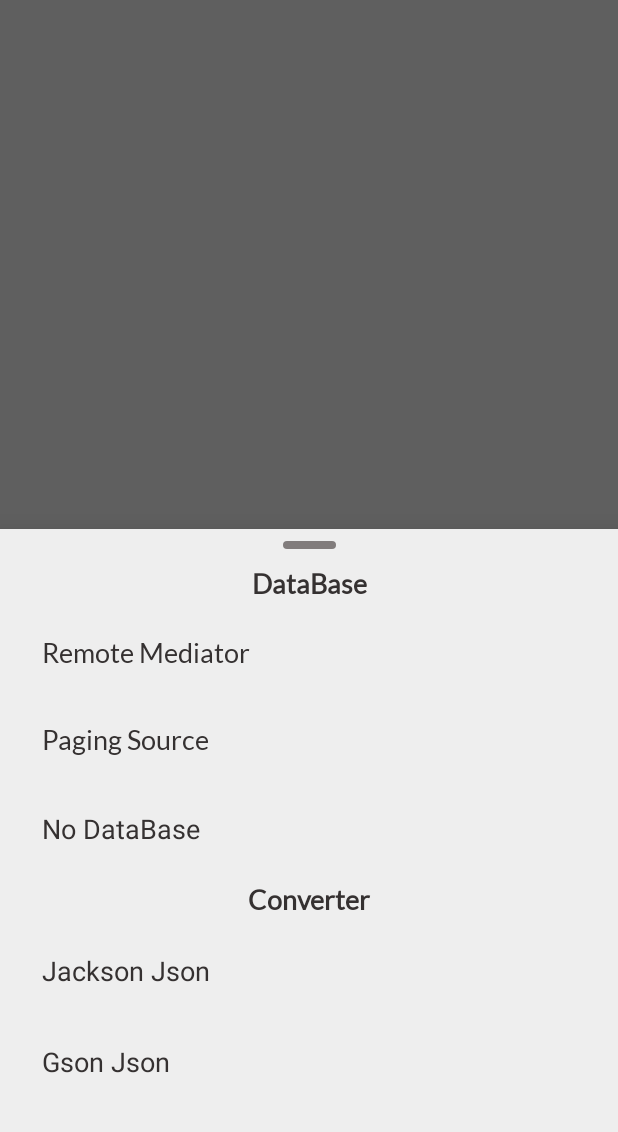
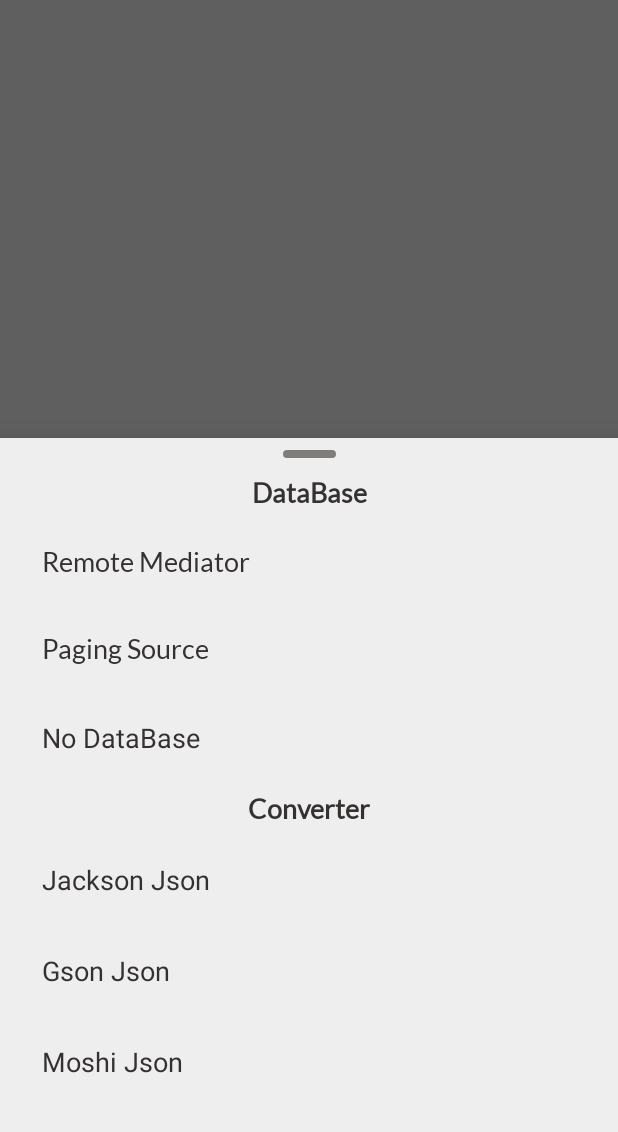
Before and after one commit to sudoajay/Picsum-Json, an Android app: the screen it shows after launch (MainActivity), after a tap on "Setting", on a phone screen of 412 x 824 dp, the part 90-1222 px from its top. Run offline under Robolectric (Android 15) with nearby library versions, the phone set to English and light mode, and no system bars; our stand-ins replace Dagger/Hilt's generated code, data binding, paging; 3 statements that could not run were skipped.

Commit message:
Added moshi for no data base

```diff
--- a/app/src/main/java/com/sudoajay/picsum/main/MainActivity.kt
+++ b/app/src/main/java/com/sudoajay/picsum/main/MainActivity.kt
@@ -120,7 +120,7 @@ class MainActivity : BaseActivity() {
         binding.recyclerView.layoutManager = LinearLayoutManager(this)
 
 //        Object created
-        personListAdapter = PersonListAdapter(this, listOf(), listOf())
+        personListAdapter = PersonListAdapter(this, listOf(), listOf(), listOf())
         personPagingAdapterJackson = PersonPagingAdapterJackson(this)
         personPagingAdapterGson = PersonPagingAdapterGson(this)
         personLocalPagingAdapterGson = PersonLocalPagingAdapterGson(this)
@@ -147,7 +147,7 @@ class MainActivity : BaseActivity() {
                         }
                     }
                 }
-                else{
+                else if (viewModel.getJsonConverter == getString(R.string.gsonJson_text)){
                     binding.recyclerView.adapter = personLocalPagingAdapterGson
                     Log.e(TAG, "bind:  I m here Gson - " )
 
@@ -160,6 +160,8 @@ class MainActivity : BaseActivity() {
 
                         }
                     }
+                }else{
+
                 }
             }
             getString(R.string.paging_source_text) -> {
@@ -173,7 +175,7 @@ class MainActivity : BaseActivity() {
                         }
                     }
 
-                }else{
+                }else if (viewModel.getJsonConverter == getString(R.string.gsonJson_text)){
                     binding.recyclerView.adapter = personPagingAdapterGson
 
                     lifecycleScope.launch {
@@ -183,6 +185,9 @@ class MainActivity : BaseActivity() {
 
                         }
                     }
+                }
+                else{
+
                 }
 
             }
--- a/app/src/main/java/com/sudoajay/picsum/main/api/PicsumApiInterface.kt
+++ b/app/src/main/java/com/sudoajay/picsum/main/api/PicsumApiInterface.kt
@@ -4,6 +4,7 @@ import com.sudoajay.picsum.main.model.local.PersonLocalGson
 import com.sudoajay.picsum.main.model.local.PersonLocalJackson
 import com.sudoajay.picsum.main.model.remote.PersonGson
 import com.sudoajay.picsum.main.model.remote.PersonJackson
+import com.sudoajay.picsum.main.model.remote.PersonMoshi
 import retrofit2.Call
 import retrofit2.http.GET
 import retrofit2.http.Query
@@ -24,6 +25,11 @@ interface PicsumApiInterface {
 
     @GET("list")
     fun getPersonGson(): Call<List<PersonGson>?>?
+
+    @GET("list")
+    fun getPersonMoshi(): Call<List<PersonMoshi>?>?
+
+
 
     @GET("list")
     suspend fun getPersonJacksonPaging(@Query("page") page: Int, @Query("limit") size: Int): List<PersonJackson>
--- /dev/null
+++ b/app/src/main/java/com/sudoajay/picsum/main/api/PicsumInterfaceBuilderMoshi.kt
@@ -0,0 +1,50 @@
+package com.sudoajay.picsum.main.api
+
+import android.util.Log
+import com.sudoajay.picsum.main.api.PicsumApiInterface.Companion.baseUrl
+import okhttp3.OkHttpClient
+import okhttp3.logging.HttpLoggingInterceptor
+import retrofit2.Retrofit
+import retrofit2.converter.gson.GsonConverterFactory
+import retrofit2.converter.jackson.JacksonConverterFactory
+import retrofit2.converter.moshi.MoshiConverterFactory
+import java.util.concurrent.TimeUnit
+
+class PicsumInterfaceBuilderMoshi {
+    companion object {
+        var TAG = "PicsumInterfaceBuilderTAG"
+        var picsumApiInterface: PicsumApiInterface? = null
+        var okHttpClient: OkHttpClient? = null
+
+
+        fun getApiInterface(): PicsumApiInterface? {
+            if (picsumApiInterface == null) {
+
+                Log.e(TAG, "picsumApiInterface is not null ")
+                //For printing API url and body in logcat
+                val httpLoggingInterceptor = HttpLoggingInterceptor()
+                httpLoggingInterceptor.setLevel(HttpLoggingInterceptor.Level.BODY)
+
+                okHttpClient = OkHttpClient.Builder()
+                    .addInterceptor(httpLoggingInterceptor)
+                    .readTimeout(30, TimeUnit.SECONDS)
+                    .connectTimeout(50, TimeUnit.SECONDS)
+                    .writeTimeout(50, TimeUnit.SECONDS)
+                    .callTimeout(50, TimeUnit.SECONDS)
+                    .build()
+
+                val retrofit = Retrofit.Builder()
+                    .baseUrl(baseUrl)
+                    .addConverterFactory(MoshiConverterFactory.create())
+                    .client(okHttpClient!!)
+                    .build()
+                picsumApiInterface = retrofit.create(PicsumApiInterface::class.java)
+            }
+            Log.e(TAG,  "picsumApiInterface ")
+
+            return picsumApiInterface
+        }
+
+    }
+
+}
--- a/app/src/main/java/com/sudoajay/picsum/main/model/remote/PersonGson.kt
+++ b/app/src/main/java/com/sudoajay/picsum/main/model/remote/PersonGson.kt
@@ -3,8 +3,6 @@ package com.sudoajay.picsum.main.model.remote
 import android.os.Parcelable
 import com.google.gson.annotations.SerializedName
 import kotlinx.parcelize.Parcelize
-
-
 
 @Parcelize
 data class PersonGson(
--- a/app/src/main/java/com/sudoajay/picsum/main/repository/noDatabase/PersonListAdapter.kt
+++ b/app/src/main/java/com/sudoajay/picsum/main/repository/noDatabase/PersonListAdapter.kt
@@ -7,13 +7,15 @@ import com.sudoajay.picsum.databinding.LayoutPersonListBinding
 import com.sudoajay.picsum.main.MainActivity
 import com.sudoajay.picsum.main.model.remote.PersonGson
 import com.sudoajay.picsum.main.model.remote.PersonJackson
+import com.sudoajay.picsum.main.model.remote.PersonMoshi
 import com.sudoajay.picsum.main.repository.PersonViewHolder
 
 
 class PersonListAdapter(
     private var mainActivity: MainActivity,
-    var personJacksons: List<PersonJackson>,
-    var personGson: List<PersonGson>
+    var personJackson: List<PersonJackson>,
+    var personGson: List<PersonGson>,
+    var personMoshi: List<PersonMoshi>
 ) :
     RecyclerView.Adapter<PersonViewHolder>() {
 
@@ -28,17 +30,28 @@ class PersonListAdapter(
 
 
     override fun onBindViewHolder(holder: PersonViewHolder, position: Int) {
-        if (personJacksons.isNotEmpty()) {
-            val paymentBean: PersonJackson = personJacksons[position]
-            holder.bind(paymentBean)
-        } else {
-            val paymentBean: PersonGson = personGson[position]
-            holder.bind(paymentBean)
+        when {
+            personJackson.isNotEmpty() -> {
+                val paymentBean: PersonJackson = personJackson[position]
+                holder.bind(paymentBean)
+            }
+            personGson.isNotEmpty() -> {
+                val paymentBean: PersonGson = personGson[position]
+                holder.bind(paymentBean)
+            }
+            else -> {
+
+            }
         }
+
     }
 
     override fun getItemCount(): Int =
-        if (personJacksons.isNotEmpty()) personJacksons.size else personGson.size
+        when {
+            personJackson.isNotEmpty() -> personJackson.size
+            personGson.isNotEmpty() -> personGson.size
+            else -> personMoshi.size
+        }
 
 
 
--- a/app/src/main/res/layout/layout_setting_bottom_sheet.xml
+++ b/app/src/main/res/layout/layout_setting_bottom_sheet.xml
@@ -304,6 +304,56 @@
                 android:layout_marginRight="20dp" />
         </androidx.constraintlayout.widget.ConstraintLayout>
 
+        <androidx.constraintlayout.widget.ConstraintLayout
+            android:id="@+id/moshiJson_ConstraintLayout"
+            android:layout_width="0dp"
+            android:layout_height="wrap_content"
+            android:layout_marginStart="8dp"
+            android:layout_marginTop="12dp"
+            android:layout_marginEnd="8dp"
+            android:background="?selectableItemBackground"
+            android:onClick="@{() -> bottomSheet.setJsonValue(@string/moshiJson_text)}"
+            app:layout_constraintEnd_toEndOf="parent"
+            app:layout_constraintHorizontal_bias="0.5"
+            app:layout_constraintStart_toStartOf="parent"
+            app:layout_constraintTop_toBottomOf="@+id/gsonJson_ConstraintLayout">
+
+            <TextView
+                android:id="@+id/moshiJson_TextView"
+                android:layout_width="wrap_content"
+                android:layout_height="wrap_content"
+                android:layout_marginStart="20dp"
+                android:layout_marginLeft="20dp"
+                android:layout_marginTop="12dp"
+                android:layout_marginBottom="12dp"
+                android:ellipsize="end"
+                android:maxLines="1"
+                android:text="@string/moshiJson_text"
+                android:textColor="@color/headingNormalTextColor"
+                android:textSize="18sp"
+                app:layout_constraintBottom_toBottomOf="parent"
+                app:layout_constraintEnd_toStartOf="@+id/moshiJson_ImageView"
+                app:layout_constraintHorizontal_bias="0.0"
+                app:layout_constraintStart_toStartOf="parent"
+                app:layout_constraintTop_toTopOf="parent" />
+
+            <ImageView
+                android:id="@+id/moshiJson_ImageView"
+                android:layout_width="wrap_content"
+                android:layout_height="wrap_content"
+                android:layout_marginEnd="20dp"
+                android:layout_marginRight="20dp"
+                android:visibility="@{(viewModel.getJsonConverter.equals(@string/moshiJson_text))   ?  View.VISIBLE : View.GONE}"
+                app:layout_constraintBottom_toBottomOf="@+id/moshiJson_TextView"
+                app:layout_constraintEnd_toEndOf="parent"
+                app:layout_constraintTop_toTopOf="@+id/moshiJson_TextView"
+                app:layout_constraintVertical_bias="0.261"
+                app:srcCompat="@drawable/ic_tick"
+                app:tint="@color/fadeTextColor"
+                tools:ignore="ContentDescription" />
+        </androidx.constraintlayout.widget.ConstraintLayout>
+
+
 
     </androidx.constraintlayout.widget.ConstraintLayout>
 </layout>
--- a/app/src/main/res/values/strings.xml
+++ b/app/src/main/res/values/strings.xml
@@ -18,6 +18,7 @@
     <string name="converter_text">Converter</string>
     <string name="jacksonJson_text">Jackson Json </string>
     <string name="gsonJson_text">Gson Json</string>
+    <string name="moshiJson_text">Moshi Json</string>
 
 <!--    Navigation Drawer Bottom Sheet-->
     <string name="developer_name">Created by Sudo Ajay</string>
```
Also changed, not shown: app/src/main/java/com/sudoajay/picsum/main/model/remote/PersonMoshi.kt (added, +18 -0 lines), app/src/main/java/com/sudoajay/picsum/main/repository/ApiRepository.kt (+41 -3 lines), app/src/main/java/com/sudoajay/picsum/main/repository/PersonViewHolder.kt (+17 -0 lines).
